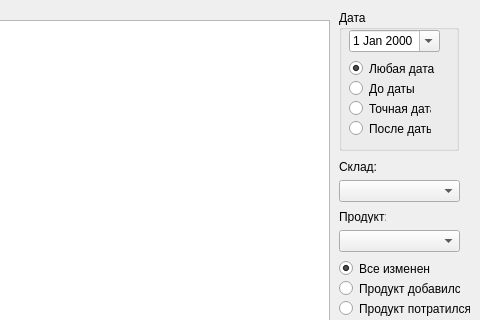
Old version of the form MI_Client/wform1.ui in the repository Arankir/Labs; both pictures show x 161 to 641 and y 0 to 320 of the 641 by 511 pixel window.
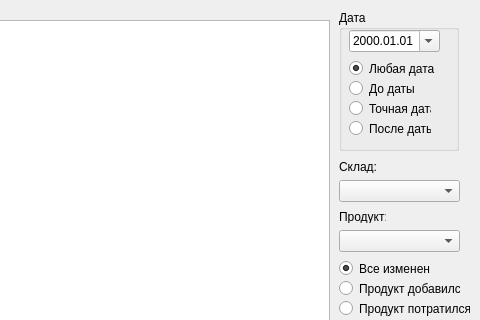
New version of the form.

The edit to the form file:
```diff
--- a/MI_Client/wform1.ui
+++ b/MI_Client/wform1.ui
@@ -125,6 +125,9 @@
       <height>22</height>
      </rect>
     </property>
+    <property name="displayFormat">
+     <string>yyyy.MM.dd</string>
+    </property>
     <property name="calendarPopup">
      <bool>true</bool>
     </property>
```
